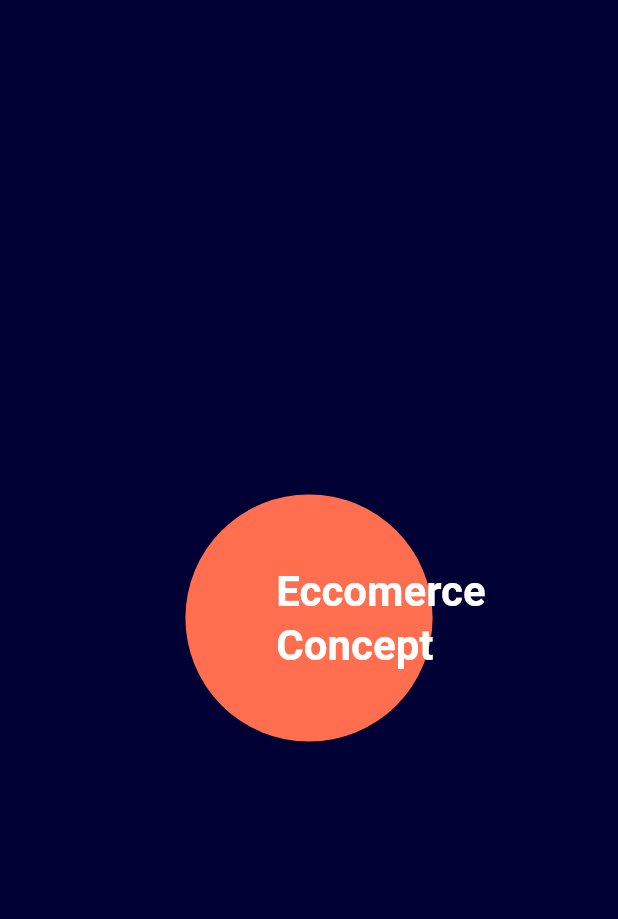
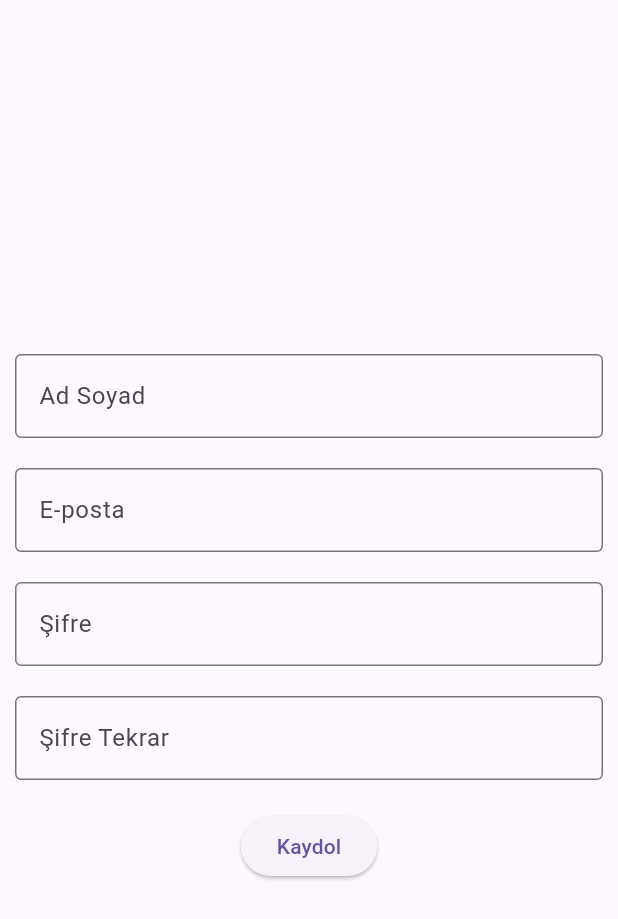
Before and after one commit to tugbayldz8/peraSoft1, a Flutter app: the first screen one second after launch, on a phone screen of 412 x 824 dp. Shown: the top 919 px of the screen. Run offline on Flutter 3.47's test engine with Material 3 defaults, Android fonts, the phone set to English and light mode, and no system bars; our stand-ins replace carousel_slider, equatable, firebase_auth, firebase_core, flutter_bloc, get_it and 3 more; accounts and stored records are empty; generated files the repository leaves out were written again; statements that could not run were skipped.

Commit message:
Register Added

```diff
--- /dev/null
+++ b/lib/feature/auth/register/data/models/register_request_model.dart
@@ -0,0 +1,11 @@
+final class RegisterRequestModel {
+  final String? fullName;
+  final String? email;
+  final String? password;
+
+  RegisterRequestModel({
+    this.fullName,
+    this.email,
+    this.password,
+  });
+}
--- /dev/null
+++ b/lib/feature/auth/register/data/models/register_response_model.dart
@@ -0,0 +1,11 @@
+import 'package:firebase_auth/firebase_auth.dart';
+
+final class RegisterResponseModel {
+  final String? error;
+  final UserCredential? user;
+
+  RegisterResponseModel({
+    this.error,
+    this.user,
+  });
+}
--- /dev/null
+++ b/lib/feature/auth/register/presentation/bloc/register_bloc.dart
@@ -0,0 +1,25 @@
+// ignore_for_file: public_member_api_docs, sort_constructors_first
+import 'package:equatable/equatable.dart';
+import 'package:pera_soft1/feature/auth/register/data/models/register_request_model.dart';
+import 'package:pera_soft1/feature/auth/register/data/models/register_response_model.dart';
+import 'package:pera_soft1/product/firebase/service/firebase_auth_service.dart';
+import '../../../../../product/state/base/model/base_bloc.dart';
+
+part 'register_event.dart';
+part 'register_state.dart';
+
+class RegisterBloc extends BaseBloc<RegisterEvent, RegisterState> {
+  final FirebaseAuthService _firebaseAuthService;
+  RegisterBloc(
+    this._firebaseAuthService,
+  ) : super(const RegisterState()) {
+    on<SignInWithEmailAndPasswordEvent>(
+      (event, emit) async {
+        if (event.model == null) return;
+        final model = await _firebaseAuthService
+            .createUserWithEmailAndPassword(event.model!);
+        safeEmit(RegisterState(model: model));
+      },
+    );
+  }
+}
--- /dev/null
+++ b/lib/feature/auth/register/presentation/bloc/register_event.dart
@@ -0,0 +1,14 @@
+part of 'register_bloc.dart';
+
+sealed class RegisterEvent extends Equatable {
+  const RegisterEvent();
+
+  @override
+  List<Object> get props => [];
+}
+
+final class SignInWithEmailAndPasswordEvent extends RegisterEvent {
+  final RegisterRequestModel? model;
+
+  const SignInWithEmailAndPasswordEvent({this.model});
+}
--- /dev/null
+++ b/lib/feature/auth/register/presentation/bloc/register_state.dart
@@ -0,0 +1,10 @@
+part of 'register_bloc.dart';
+
+final class RegisterState extends Equatable {
+  const RegisterState({this.model});
+
+  @override
+  List<Object> get props => [];
+
+  final RegisterResponseModel? model;
+}
--- /dev/null
+++ b/lib/feature/auth/register/presentation/view/register_page.dart
@@ -0,0 +1,133 @@
+import 'package:flutter/material.dart';
+import 'package:flutter_bloc/flutter_bloc.dart';
+import 'package:pera_soft1/feature/auth/register/data/models/register_request_model.dart';
+import 'package:pera_soft1/feature/auth/register/presentation/bloc/register_bloc.dart';
+import 'package:pera_soft1/feature/home/presentation/view/index.dart';
+import 'package:pera_soft1/feature/list/index.dart';
+import 'package:pera_soft1/product/widgets/text_field/auth_text_field.dart';
+
+class RegisterPage extends StatefulWidget {
+  const RegisterPage({super.key});
+
+  @override
+  State<RegisterPage> createState() => _RegisterPageState();
+}
+
+class _RegisterPageState extends State<RegisterPage> {
+  String? validator(String? value) {
+    if (value == null || value.isEmpty || value.length < 2) {
+      return 'Bu alan boş bırakılamaz!';
+    } else {
+      return null;
+    }
+  }
+
+  String? validatorEmail(String? value) {
+    if (value == null || value.isEmpty || value.length < 2) {
+      return 'Bu alan boş bırakılamaz!';
+    } else if (!RegExp(r"[a-zA-Z0-9.+_-]+@[a-zA-Z0-9.-]+\.[a-zA-Z]{2,}")
+        .hasMatch(value)) {
+      return 'Geçerli bir E-mail giriniz!';
+    } else {
+      return null;
+    }
+  }
+
+  final formKey = GlobalKey<FormState>();
+
+  late TextEditingController nameController;
+  late TextEditingController emailController;
+  late TextEditingController passwordController;
+  late TextEditingController passwordAgainController;
+
+  @override
+  void initState() {
+    nameController = TextEditingController();
+    emailController = TextEditingController();
+    passwordController = TextEditingController();
+    passwordAgainController = TextEditingController();
+    super.initState();
+  }
+
+  @override
+  void dispose() {
+    nameController.dispose();
+    emailController.dispose();
+    passwordController.dispose();
+    passwordAgainController.dispose();
+    super.dispose();
+  }
+
+  @override
+  Widget build(BuildContext context) {
+    return Scaffold(
+      body: Padding(
+        padding: const EdgeInsets.all(10.0),
+        child: Form(
+          key: formKey,
+          child: Column(
+            mainAxisAlignment: MainAxisAlignment.center,
+            children: [
+              AuthTextField(
+                validator: validator,
+                controller: nameController,
+                hintText: 'Ad Soyad',
+              ),
+              const SizedBox(height: 20),
+              AuthTextField(
+                validator: validatorEmail,
+                controller: emailController,
+                hintText: 'E-posta',
+              ),
+              const SizedBox(height: 20),
+              AuthTextField(
+                validator: validator,
+                controller: passwordController,
+                hintText: 'Şifre',
+              ),
+              const SizedBox(height: 20),
+              AuthTextField(
+                  validator: (value) {
+                    if (value != passwordController.text) {
+                      return 'Şifreler uyuşmuyor!';
+                    } else {
+                      return null;
+                    }
+                  },
+                  controller: passwordAgainController,
+                  hintText: 'Şifre Tekrar'),
+              const SizedBox(
+                height: 20,
+              ),
+              ElevatedButton(
+                  onPressed: () {
+                    if (!formKey.currentState!.validate()) {
+                      return;
+                    }
+                    context.read<RegisterBloc>().add(
+                          SignInWithEmailAndPasswordEvent(
+                            model: RegisterRequestModel(
+                              fullName: nameController.text,
+                              email: emailController.text,
+                              password: passwordController.text,
+                            ),
+                          ),
+                        );
+                  },
+                  child: const Text('Kaydol')),
+              BlocBuilder<RegisterBloc, RegisterState>(
+                builder: (context, state) {
+                  if (state.model?.error != null) {
+                    return Text(state.model!.error!);
+                  } else {
+                    return Container();
+                  }
+                },
+              ),
+            ],
+          ),
+        ),
+      ),
+    );
+  }
+}
--- a/lib/product/router/app_router.dart
+++ b/lib/product/router/app_router.dart
@@ -1,9 +1,9 @@
 import 'package:flutter/material.dart';
 import 'package:go_router/go_router.dart';
 import 'package:page_transition/page_transition.dart';
+import 'package:pera_soft1/feature/auth/register/presentation/view/register_page.dart';
 import 'package:pera_soft1/feature/bottom_nav/view/custom_bottom_nav_page.dart';
 import 'package:pera_soft1/feature/list/presentation/view/list_page.dart';
-import 'package:pera_soft1/feature/landing/presentation/view/landing_page.dart';
 import 'package:pera_soft1/feature/topList/presentation/view/topl_list_page.dart';
 import 'package:pera_soft1/product/router/router_paths.dart';
 
@@ -29,8 +29,7 @@ final class AppRouter {
     routes: [
       GoRoute(
         path: RouterPaths.initial.path,
-        builder: (BuildContext context, GoRouterState state) =>
-            const LandingPage(),
+        builder: (BuildContext context, GoRouterState state) => RegisterPage(),
       ),
       StatefulShellRoute.indexedStack(
         builder: (context, state, child) {
--- a/lib/product/state/container/product_state_container.dart
+++ b/lib/product/state/container/product_state_container.dart
@@ -1,6 +1,7 @@
 import 'package:get_it/get_it.dart';
 import 'package:pera_soft1/feature/home/data/repositories/services/product/product_service.dart';
 import 'package:pera_soft1/product/database/hive/core/cache_manager.dart';
+import 'package:pera_soft1/product/firebase/service/firebase_auth_service.dart';
 import 'package:pera_soft1/product/utils/service/service_manager.dart';
 
 abstract final class Locator {
@@ -10,6 +11,7 @@ abstract final class Locator {
     _getIt
       ..registerSingleton(CacheManager.instance)
       ..registerFactory(() => ProductService(serviceManager: _getIt()))
+      ..registerFactory(() => FirebaseAuthService())
       ..registerFactory(() => ServiceManager.instance);
   }
 
--- a/lib/product/state/container/product_state_items.dart
+++ b/lib/product/state/container/product_state_items.dart
@@ -1,5 +1,6 @@
 import 'package:pera_soft1/feature/home/data/repositories/services/product/product_service.dart';
 import 'package:pera_soft1/product/database/hive/core/cache_manager.dart';
+import 'package:pera_soft1/product/firebase/service/firebase_auth_service.dart';
 import 'package:pera_soft1/product/state/container/product_state_container.dart';
 import 'package:pera_soft1/product/utils/service/service_manager.dart';
 
@@ -9,4 +10,6 @@ final class ProductStateItems {
   static CacheManager get cacheManager => Locator.read<CacheManager>();
   static ProductService get productService => Locator.read<ProductService>();
   static ServiceManager get serviceManager => Locator.read<ServiceManager>();
+  static FirebaseAuthService get firebaseAuth =>
+      Locator.read<FirebaseAuthService>();
 }
--- /dev/null
+++ b/lib/product/widgets/text_field/auth_text_field.dart
@@ -0,0 +1,28 @@
+import 'package:flutter/material.dart';
+import 'package:pera_soft1/feature/home/presentation/view/index.dart';
+
+class AuthTextField extends StatelessWidget {
+  const AuthTextField(
+      {super.key,
+      required this.controller,
+      required this.hintText,
+      this.validator});
+  final TextEditingController? controller;
+  final String? hintText;
+  final String? Function(String?)? validator;
+  @override
+  Widget build(BuildContext context) {
+    return TextFormField(
+      validator: validator,
+      controller: controller,
+      decoration: InputDecoration(
+        hintText: hintText,
+        border: const OutlineInputBorder(
+          borderSide: BorderSide(
+            color: Colors.red,
+          ),
+        ),
+      ),
+    );
+  }
+}
--- a/pubspec.yaml
+++ b/pubspec.yaml
@@ -49,6 +49,8 @@ dependencies:
   bloc: ^8.1.4
   json_serializable: ^6.7.1
   json_annotation: ^4.8.1
+  firebase_auth: ^4.19.5
+  firebase_core: ^2.31.0
 dev_dependencies:
   flutter_test:
     sdk: flutter
```
Also changed, not shown: firepit-log.txt (added, +25 -0 lines), lib/main.dart (+7 -0 lines), lib/product/firebase/service/firebase_auth_service.dart (added, +24 -0 lines), lib/feature/auth/login/data/models/login_request_model.dart (added), lib/feature/auth/login/data/models/login_response_model.dart (added), lib/feature/auth/login/presentation/view/login_page.dart (added), pubspec.lock, 11 other files.
